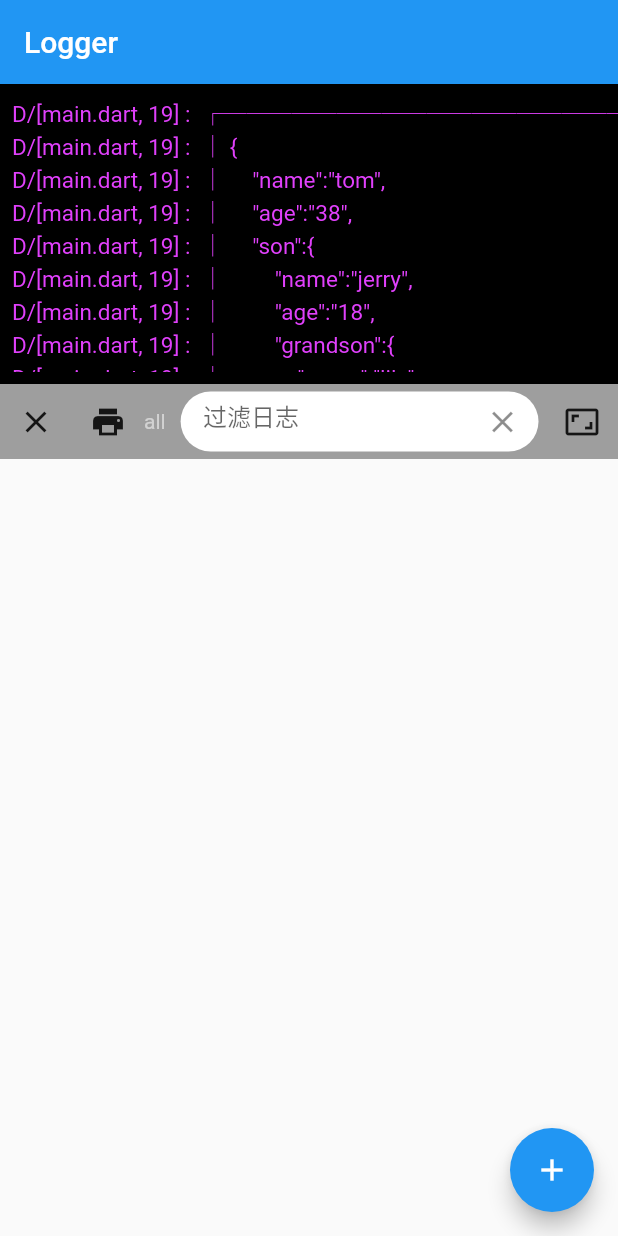
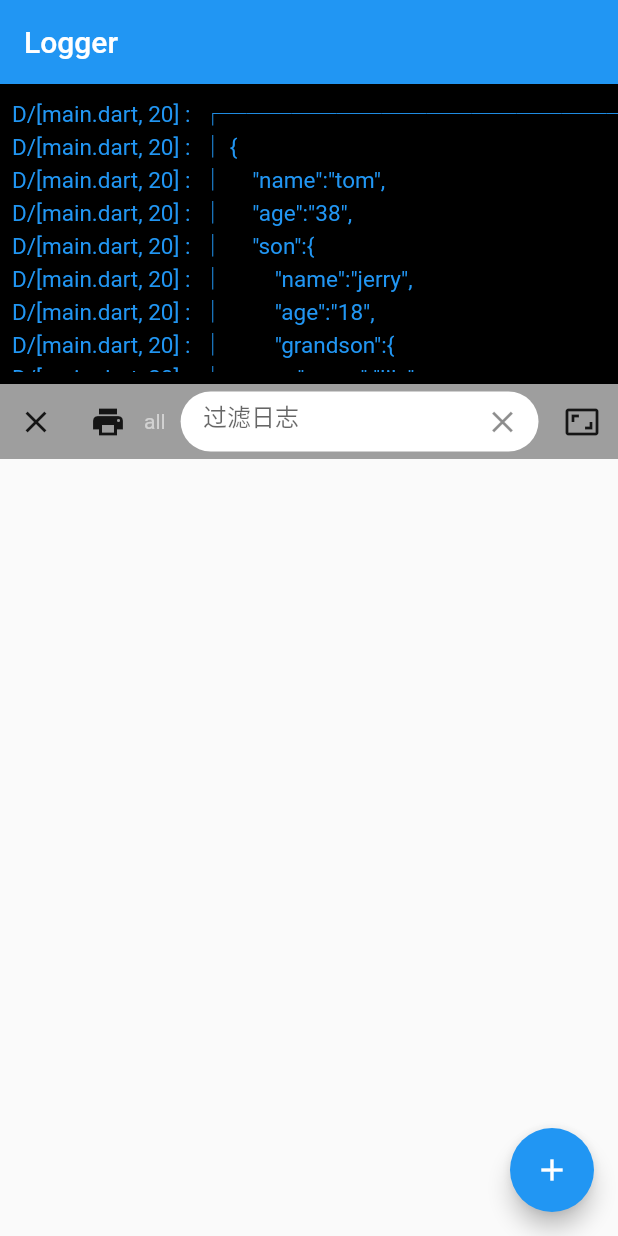
Before and after one commit to niezhiyang/flutter_logger, a Flutter app: the screen it shows after launch, after a tap on the "aspect ratio" icon, after a tap on the "crop" icon, after a tap on the "add" icon, on a phone screen of 412 x 824 dp. Run offline on Flutter 3.47's test engine with Material 2 defaults, Android fonts, the phone set to English and light mode, and no system bars.

Commit message:
软件盘遮挡问题

```diff
--- a/example/lib/main.dart
+++ b/example/lib/main.dart
@@ -15,7 +15,8 @@ class MyApp extends StatelessWidget {
     Logger.i("hello world");
     Logger.w("hello world");
     Logger.e("hello world", tag: "TAG");
-    var json = "{\"name\":\"tom\",\"age\":\"38\",\"son\":{\"name\":\"jerry\",\"age\":\"18\",\"grandson\":{\"name\":\"lily\",\"age\":\"8\"}}}";
+    var json =
+        "{\"name\":\"tom\",\"age\":\"38\",\"son\":{\"name\":\"jerry\",\"age\":\"18\",\"grandson\":{\"name\":\"lily\",\"age\":\"8\"}}}";
     Logger.json(json);
 
     Logger.levelVerbose = 247;
@@ -24,26 +25,17 @@ class MyApp extends StatelessWidget {
     Logger.levelWarn = 3;
     Logger.levelError = 9;
 
-
-    // Logger.verboseColor = Colors.white54;
-    // Logger.debugColor = Colors.blue;
-    // Logger.infoColor = Colors.green;
-    // Logger.warnColor = Colors.yellow;
-    // Logger.errorColor = Colors.redAccent;
-   Logger.verboseColor = Colors.purpleAccent;
-    Logger.debugColor = Colors.purpleAccent;
-    Logger.infoColor = Colors.purpleAccent;
-    Logger.warnColor = Colors.purpleAccent;
-    Logger.errorColor = Colors.purpleAccent;
-
-
+    Logger.verboseColor = Colors.white54;
+    Logger.debugColor = Colors.blue;
+    Logger.infoColor = Colors.green;
+    Logger.warnColor = Colors.yellow;
+    Logger.errorColor = Colors.redAccent;
 
     // Logger.enable = false;
   }
 
   @override
   Widget build(BuildContext context) {
-
     Logger.e("hello world", tag: "TAG");
     return MaterialApp(
       title: 'Flutter Demo',
--- a/lib/console_widget.dart
+++ b/lib/console_widget.dart
@@ -1,5 +1,6 @@
 import 'package:flutter/cupertino.dart';
 import 'package:flutter/material.dart';
+import 'package:flutter/services.dart';
 import 'package:flutter_easylogger/logger_printer.dart';
 
 import 'src/console_util.dart';
@@ -82,6 +83,7 @@ class _ConsoleWidgetState extends State<ConsoleWidget>{
           childWhenDragging: Container(),
           onDragEnd: (DraggableDetails details) {
             if (!_isLarge) {
+              SystemChannels.textInput.invokeMethod('TextInput.hide');
               setState(() {
                 double offY = 0;
                 if (details.offset.dy - _currendDy < 0) {
@@ -214,6 +216,7 @@ class _ConsoleWidgetState extends State<ConsoleWidget>{
 
   /// 清除日志
   void _clearLog() {
+    SystemChannels.textInput.invokeMethod('TextInput.hide');
     notifier.value = LogModeValue();
   }
 
@@ -288,6 +291,7 @@ class _ConsoleWidgetState extends State<ConsoleWidget>{
   /// 过滤log
   void filterLog(BuildContext context, int level) {
     if (mounted) {
+      SystemChannels.textInput.invokeMethod('TextInput.hide');
       setState(() {
         _logLevel = level;
         _setLevelName();
@@ -300,6 +304,7 @@ class _ConsoleWidgetState extends State<ConsoleWidget>{
   void _changeSize() {
     if (mounted) {
       setState(() {
+        SystemChannels.textInput.invokeMethod('TextInput.hide');
         _isLarge = !_isLarge;
         // 如果是 大 的情况，直接让 top 设置为 0；
         if (_isLarge) {
```
